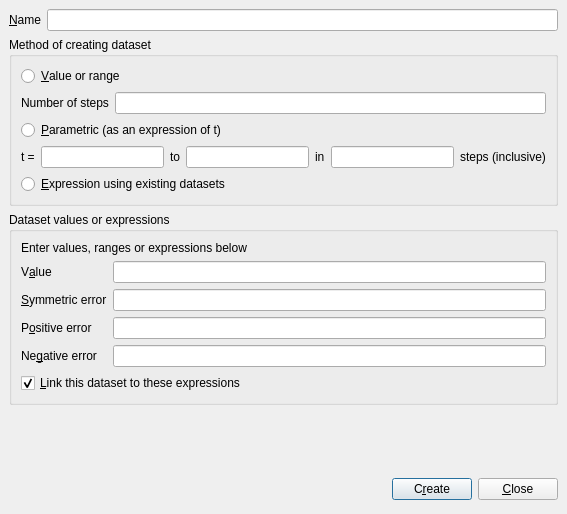
The window that dialogs/datacreate.ui (veusz/veusz) describes before a commit, drawn with Qt 5.
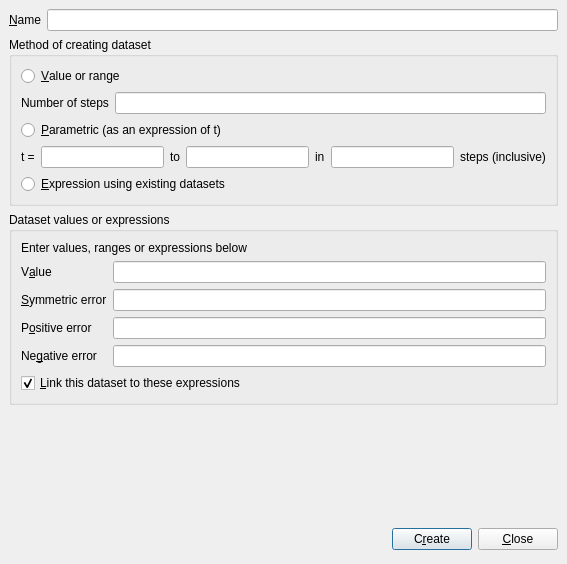
The same window after the commit.

Commit message: Update ui file for recent qt versions

What changed in the file:
```diff
--- a/dialogs/datacreate.ui
+++ b/dialogs/datacreate.ui
@@ -6,7 +6,7 @@
     <x>0</x>
     <y>0</y>
     <width>567</width>
-    <height>514</height>
+    <height>564</height>
    </rect>
   </property>
   <property name="windowTitle" >
```
Left out of the diff: 48 changed lines with no effect on the pictures.
